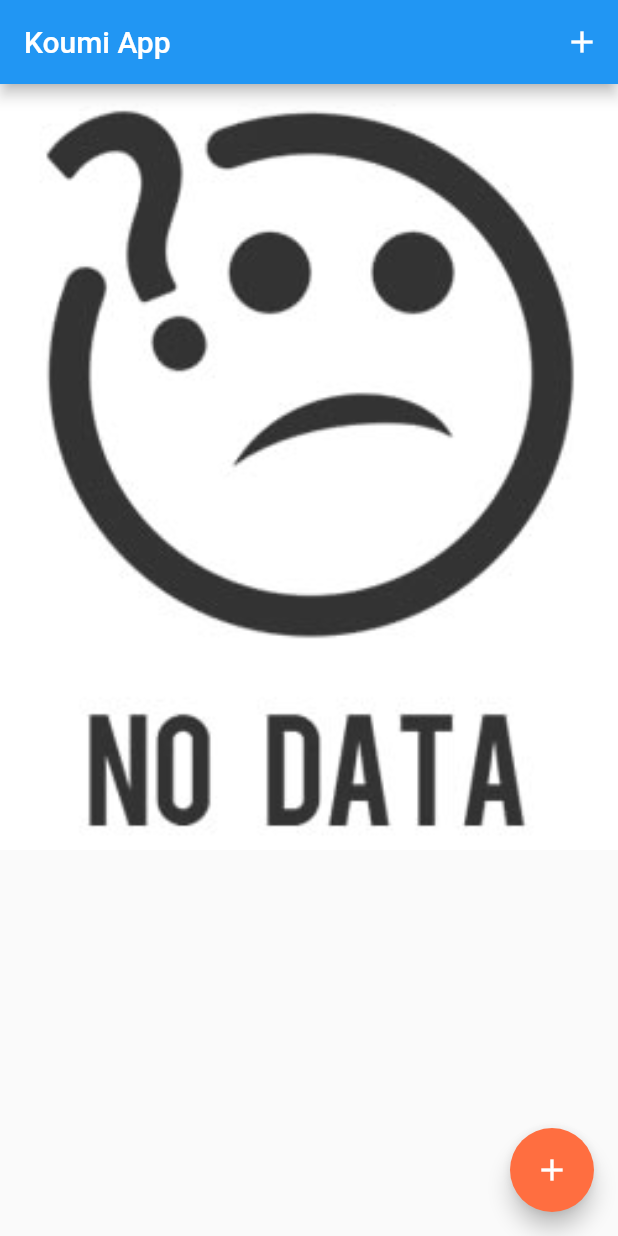
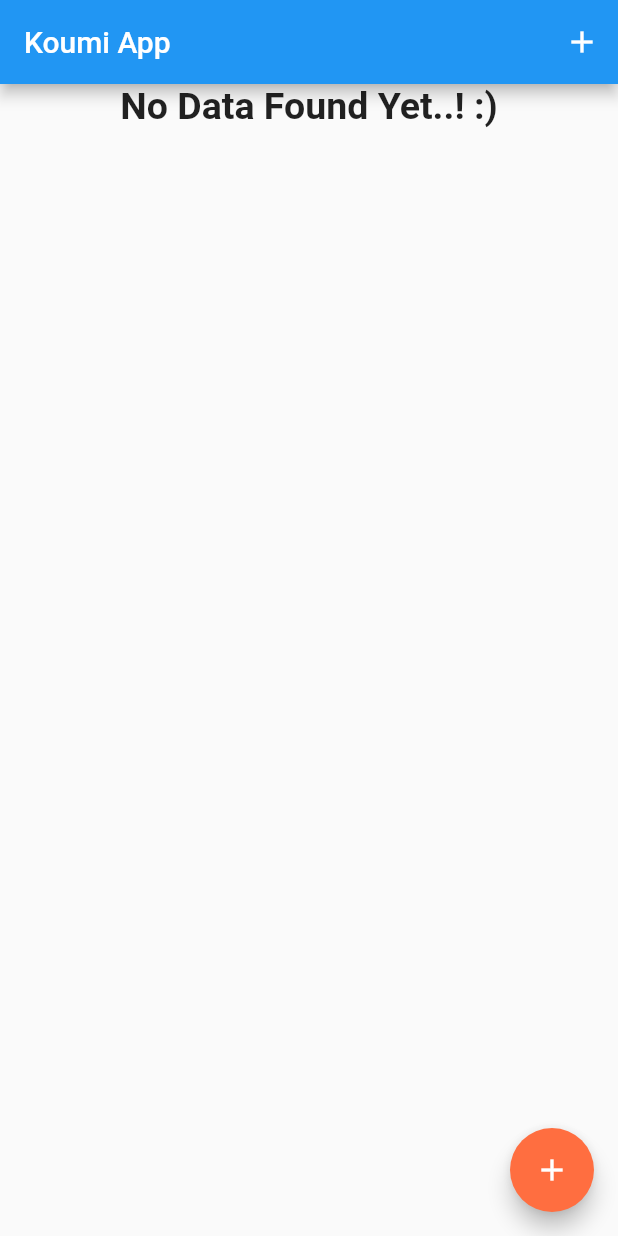
Before and after one commit to koumudi-panguluri/SimpleApp, a Flutter app: the screen it shows after launch, on a phone screen of 412 x 824 dp. Run offline on Flutter 3.47's test engine with Material 2 defaults, Android fonts, the phone set to English and light mode, and no system bars.

Commit message:
chart changes

```diff
--- a/simple_app/lib/main.dart
+++ b/simple_app/lib/main.dart
@@ -2,6 +2,7 @@ import 'package:flutter/material.dart';
 import 'package:simple_app/new_card_transaction.dart';
 import './models/transcation.dart';
 import './transaction_list.dart';
+import './chart.dart';
 
 void main() {
   runApp(MyApp());
@@ -26,11 +27,11 @@ class _MyHomeAppState extends State<MyHomeApp> {
   // String titleInput;
   // String amountInput;
   static final List<int> colors = [
+    0xff81D4FA,
+    0xff9FA8DA,
     0xffED89B1,
     0xffD96B6B,
     0xffD96BBB,
-    0xff81D4FA,
-    0xff9FA8DA,
   ];
   int colorCount = 0;
   final List<Transaction> _transactions = [
@@ -79,6 +80,14 @@ class _MyHomeAppState extends State<MyHomeApp> {
         });
   }
 
+  // sending only last week transaction information
+  List<Transaction> get _recentTransactionsByWeek {
+    final date = DateTime.now().subtract(Duration(days: 7));
+    return _transactions.where((tx) {
+      return tx.date.isAfter(date);
+    }).toList();
+  }
+
   Widget build(BuildContext context) {
     return Scaffold(
       appBar: AppBar(
@@ -92,10 +101,16 @@ class _MyHomeAppState extends State<MyHomeApp> {
               child: Column(
                   crossAxisAlignment: CrossAxisAlignment.stretch,
                   children: [
-                    Image.asset(
-                      'assets/noData.jpg',
-                      fit: BoxFit.cover,
+                    Text(
+                      "No Data Found Yet..! :)",
+                      style:
+                          TextStyle(fontSize: 25, fontWeight: FontWeight.bold),
+                      textAlign: TextAlign.center,
                     )
+                    // Image.asset(
+                    //   'assets/noData.jpg',
+                    //   fit: BoxFit.cover,
+                    // )
                   ]),
             )
           : SingleChildScrollView(
@@ -103,12 +118,13 @@ class _MyHomeAppState extends State<MyHomeApp> {
                   mainAxisAlignment: MainAxisAlignment.start,
                   crossAxisAlignment: CrossAxisAlignment.stretch,
                   children: [
-                    Container(
-                      child: Card(
-                        child: Text('Main Card'),
-                        elevation: 10,
-                      ),
-                    ),
+                    Chart(_recentTransactionsByWeek),
+                    // Container(
+                    //   child: Card(
+                    //     child: Text('Main Card'),
+                    //     elevation: 10,
+                    //   ),
+                    // ),
                     //
                     TransactionList(_transactions),
                   ]),
--- a/simple_app/lib/transaction_list.dart
+++ b/simple_app/lib/transaction_list.dart
@@ -42,7 +42,7 @@ class TransactionList extends StatelessWidget {
                   child: Text('Date : ' + DateFormat.yMMMd().format(tx.date),
                       style: TextStyle(color: Colors.black54))),
             ],
-          )
+          ),
         ]),
         elevation: 10,
         color: Color(tx.color),
```
Also changed, not shown: simple_app/lib/chart.dart (added, +52 -0 lines), simple_app/lib/chart_bar.dart (added, +47 -0 lines).
